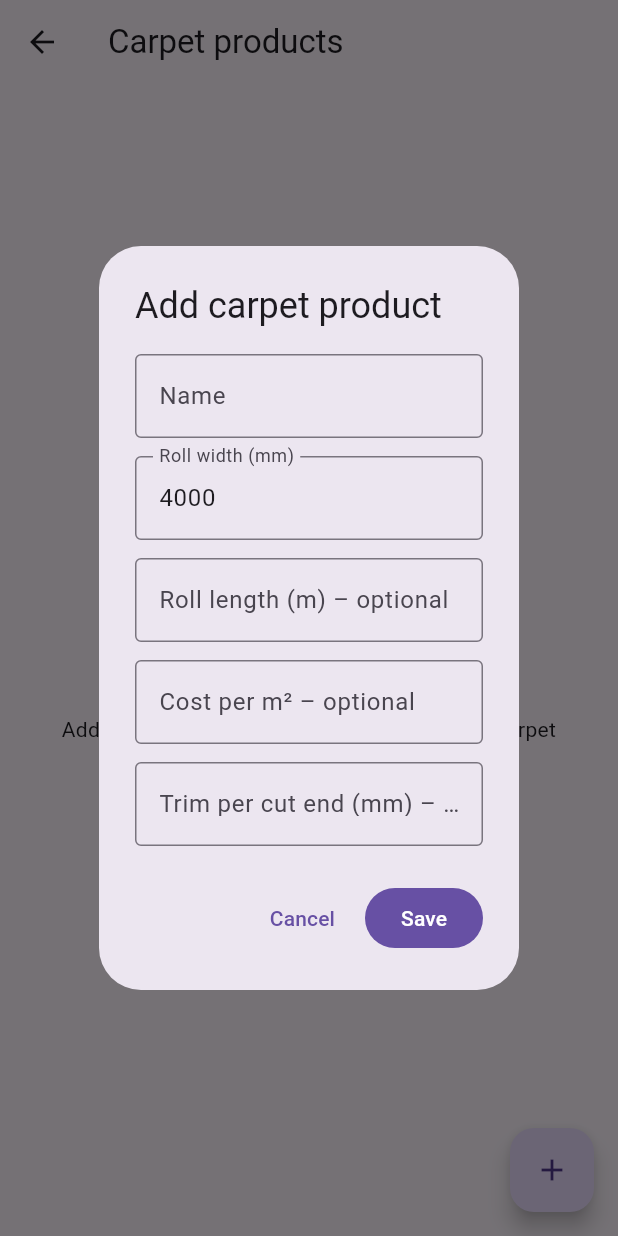
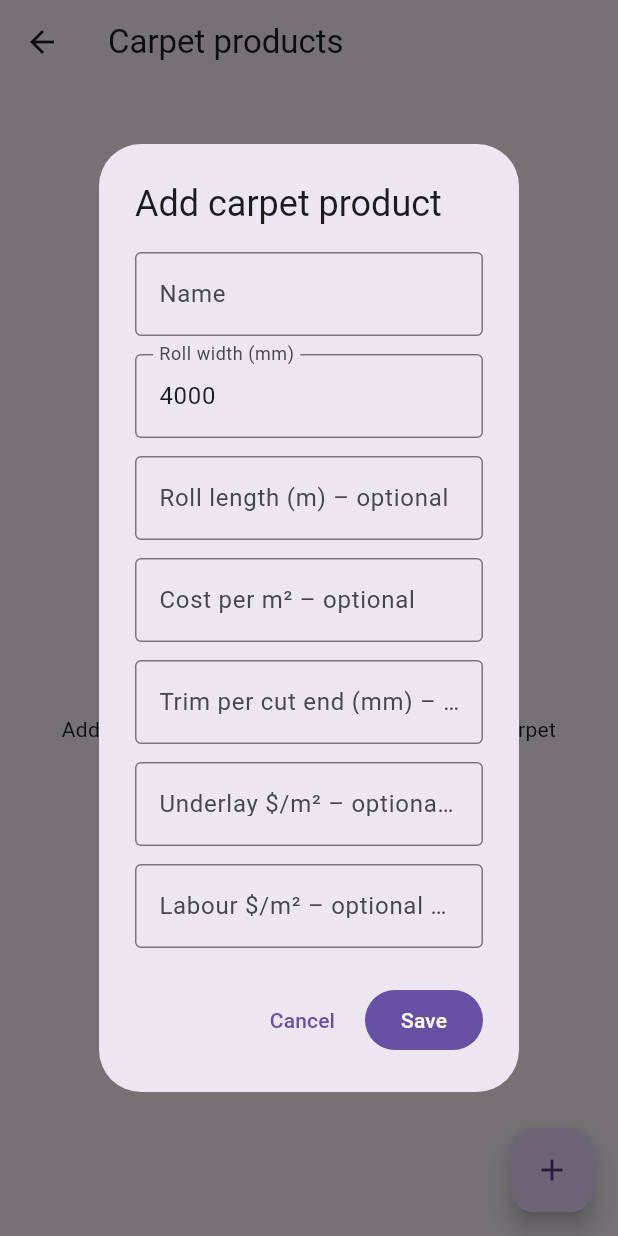
Before and after one commit to Angusc415/DeGrid, a Flutter app: the CarpetProductsScreen screen opened directly with empty values, after a tap on the "add" icon, on a phone screen of 412 x 824 dp. Run offline on Flutter 3.47's test engine with Material 3 defaults, Android fonts, the phone set to English and light mode, and no system bars; our stand-ins replace drift, file_picker, pdf, printing, share_plus; accounts and stored records are empty; generated files the repository leaves out were written again.

Commit message:
Add per-product underlay and labour rate overrides
A carpet product can carry its own underlay $/m² and labour $/m² that
override the project's global quote rates for the rooms using it (e.g. a
premium wool priced with a higher install rate than a budget synthetic).

- CarpetProduct gains nullable underlayCostPerSqm / labourCostPerSqm,
  with JSON + copyWith; editable in the carpet product dialog and shown
  in the product list subtitle.
- buildJobQuote groups carpeted area by product: emits one aggregate
  Underlay/Installation line when no product overrides (unchanged for
  the common case), or one line per product ("Underlay — Wool") when an
  override is in play, each using product rate ?? global rate.
- Tests for the split-by-product path and product JSON round-trip.

```diff
--- a/lib/core/geometry/carpet_product.dart
+++ b/lib/core/geometry/carpet_product.dart
@@ -13,6 +13,12 @@ class CarpetProduct {
   final double? minStripWidthMm;
   /// Trim allowance per cut end in mm (e.g. 75–150mm each end).
   final double? trimAllowanceMm;
+  /// Optional per-product underlay cost per m², overriding the project's
+  /// global underlay rate for rooms using this product. Null = use global.
+  final double? underlayCostPerSqm;
+  /// Optional per-product installation labour cost per m², overriding the
+  /// project's global labour rate for rooms using this product. Null = global.
+  final double? labourCostPerSqm;
 
   CarpetProduct({
     required this.name,
@@ -22,6 +28,8 @@ class CarpetProduct {
     this.patternRepeatMm,
     this.minStripWidthMm,
     this.trimAllowanceMm,
+    this.underlayCostPerSqm,
+    this.labourCostPerSqm,
   });
 
   /// Estimated cost of ordering [linearMm] of this roll: linear metres x roll
@@ -40,6 +48,8 @@ class CarpetProduct {
         'patternRepeatMm': patternRepeatMm,
         'minStripWidthMm': minStripWidthMm,
         'trimAllowanceMm': trimAllowanceMm,
+        'underlayCostPerSqm': underlayCostPerSqm,
+        'labourCostPerSqm': labourCostPerSqm,
       };
 
   factory CarpetProduct.fromJson(Map<String, dynamic> json) {
@@ -51,6 +61,8 @@ class CarpetProduct {
       patternRepeatMm: (json['patternRepeatMm'] as num?)?.toDouble(),
       minStripWidthMm: (json['minStripWidthMm'] as num?)?.toDouble(),
       trimAllowanceMm: (json['trimAllowanceMm'] as num?)?.toDouble(),
+      underlayCostPerSqm: (json['underlayCostPerSqm'] as num?)?.toDouble(),
+      labourCostPerSqm: (json['labourCostPerSqm'] as num?)?.toDouble(),
     );
   }
 
@@ -73,6 +85,8 @@ class CarpetProduct {
     double? patternRepeatMm,
     double? minStripWidthMm,
     double? trimAllowanceMm,
+    double? underlayCostPerSqm,
+    double? labourCostPerSqm,
   }) {
     return CarpetProduct(
       name: name ?? this.name,
@@ -82,6 +96,8 @@ class CarpetProduct {
       patternRepeatMm: patternRepeatMm ?? this.patternRepeatMm,
       minStripWidthMm: minStripWidthMm ?? this.minStripWidthMm,
       trimAllowanceMm: trimAllowanceMm ?? this.trimAllowanceMm,
+      underlayCostPerSqm: underlayCostPerSqm ?? this.underlayCostPerSqm,
+      labourCostPerSqm: labourCostPerSqm ?? this.labourCostPerSqm,
     );
   }
 }
--- a/lib/ui/screens/carpet_products_screen.dart
+++ b/lib/ui/screens/carpet_products_screen.dart
@@ -91,6 +91,12 @@ class _CarpetProductsScreenState extends State<CarpetProductsScreen> {
     final trimController = TextEditingController(
       text: initial?.trimAllowanceMm?.round().toString() ?? '',
     );
+    final underlayController = TextEditingController(
+      text: initial?.underlayCostPerSqm?.toString() ?? '',
+    );
+    final labourController = TextEditingController(
+      text: initial?.labourCostPerSqm?.toString() ?? '',
+    );
 
     return showDialog<CarpetProduct>(
       context: context,
@@ -148,6 +154,26 @@ class _CarpetProductsScreenState extends State<CarpetProductsScreen> {
                   border: OutlineInputBorder(),
                 ),
               ),
+              const SizedBox(height: 12),
+              TextField(
+                controller: underlayController,
+                keyboardType: TextInputType.number,
+                decoration: const InputDecoration(
+                  labelText: 'Underlay \$/m² – optional override',
+                  hintText: 'blank = use project rate',
+                  border: OutlineInputBorder(),
+                ),
+              ),
+              const SizedBox(height: 12),
+              TextField(
+                controller: labourController,
+                keyboardType: TextInputType.number,
+                decoration: const InputDecoration(
+                  labelText: 'Labour \$/m² – optional override',
+                  hintText: 'blank = use project rate',
+                  border: OutlineInputBorder(),
+                ),
+              ),
             ],
           ),
         ),
@@ -165,6 +191,8 @@ class _CarpetProductsScreenState extends State<CarpetProductsScreen> {
               final lengthM = double.tryParse(lengthController.text.trim());
               final costPerSqm = double.tryParse(costController.text.trim());
               final trimMm = double.tryParse(trimController.text.trim());
+              final underlay = double.tryParse(underlayController.text.trim());
+              final labour = double.tryParse(labourController.text.trim());
               Navigator.pop(
                 context,
                 CarpetProduct(
@@ -174,6 +202,14 @@ class _CarpetProductsScreenState extends State<CarpetProductsScreen> {
                   costPerSqm: costPerSqm != null && costPerSqm.isFinite ? costPerSqm : null,
                   trimAllowanceMm:
                       trimMm != null && trimMm.isFinite && trimMm >= 0 ? trimMm : null,
+                  underlayCostPerSqm:
+                      underlay != null && underlay.isFinite && underlay >= 0
+                          ? underlay
+                          : null,
+                  labourCostPerSqm:
+                      labour != null && labour.isFinite && labour >= 0
+                          ? labour
+                          : null,
                   // Preserve fields not edited in this dialog.
                   patternRepeatMm: initial?.patternRepeatMm,
                   minStripWidthMm: initial?.minStripWidthMm,
@@ -239,7 +275,9 @@ class _CarpetProductsScreenState extends State<CarpetProductsScreen> {
                   subtitle: Text(
                     '${p.rollWidthMm.round()} mm wide'
                     '${p.rollLengthM != null ? ' · ${p.rollLengthM} m roll' : ''}'
-                    '${p.costPerSqm != null ? ' · ${p.costPerSqm!.toStringAsFixed(2)}/m²' : ''}',
+                    '${p.costPerSqm != null ? ' · ${p.costPerSqm!.toStringAsFixed(2)}/m²' : ''}'
+                    '${p.underlayCostPerSqm != null ? ' · underlay ${p.underlayCostPerSqm!.toStringAsFixed(2)}' : ''}'
+                    '${p.labourCostPerSqm != null ? ' · labour ${p.labourCostPerSqm!.toStringAsFixed(2)}' : ''}',
                   ),
                   trailing: Row(
                     mainAxisSize: MainAxisSize.min,
```
Also changed, not shown: lib/core/quote/job_quote.dart (+49 -24 lines), 1 other file.
